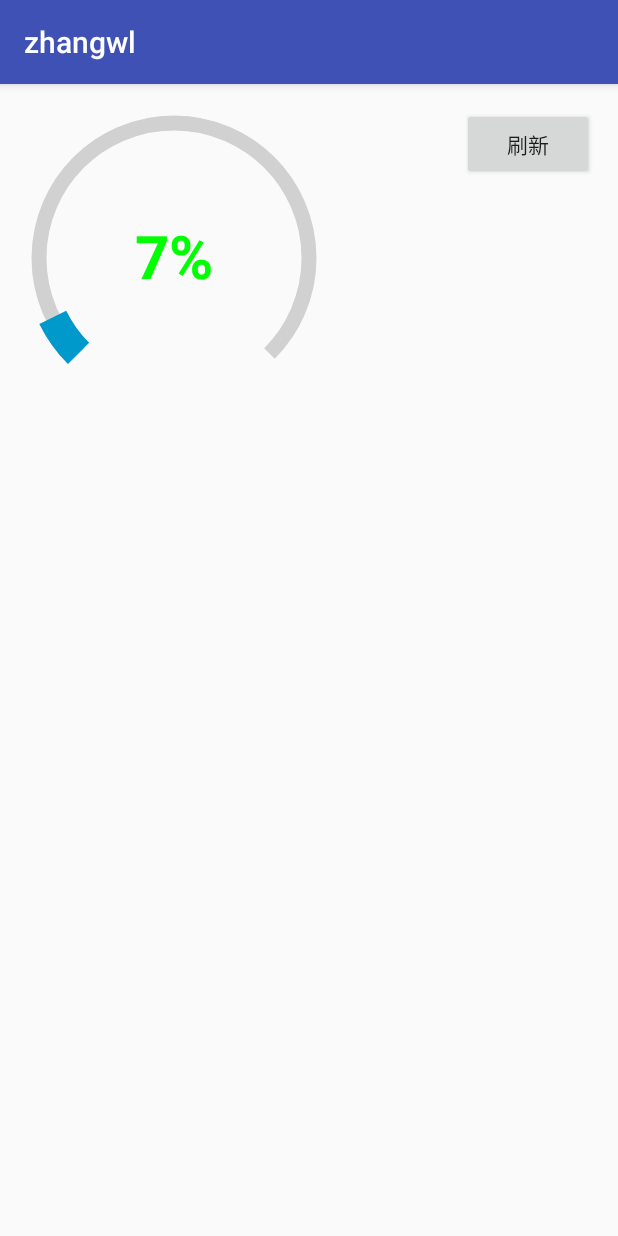
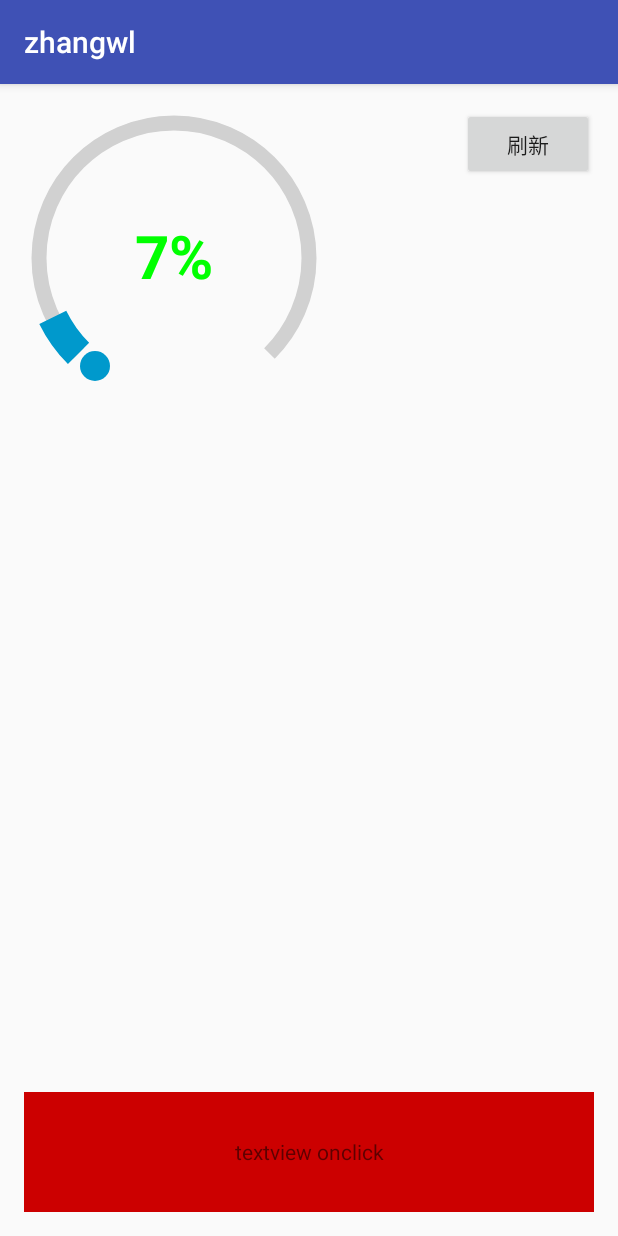
Before and after one commit to ShwoTimeNow/ProgressCircle, an Android app: the screen it shows after launch (MainActivity), on a phone screen of 412 x 824 dp. Run offline under Robolectric (Android 15) with nearby library versions, the phone set to English and light mode, and no system bars.

Commit message:
有进度条和百分比的圆环或圆形

```diff
--- a/app/src/main/java/com/weilongzhang/coder/zhangwl/MainActivity.java
+++ b/app/src/main/java/com/weilongzhang/coder/zhangwl/MainActivity.java
@@ -4,6 +4,8 @@ import android.os.Bundle;
 import android.support.v7.app.AppCompatActivity;
 import android.util.Log;
 import android.view.View;
+import android.widget.TextView;
+import android.widget.Toast;
 
 import com.weilongzhang.coder.zhangwl.customview.ProgressCircle;
 import com.weilongzhang.coder.zhangwl.customview.ProgressCircle.OnProgressChangeListener;
@@ -11,11 +13,19 @@ import com.weilongzhang.coder.zhangwl.customview.ProgressCircle.OnProgressChange
 public class MainActivity extends AppCompatActivity {
 
     private ProgressCircle progressCircle;
+    private TextView textView;
 
     @Override
     protected void onCreate(Bundle savedInstanceState) {
         super.onCreate(savedInstanceState);
         setContentView(R.layout.activity_main);
+        textView =  (TextView) this.findViewById(R.id.tv_onclick);
+        textView.setOnClickListener(new View.OnClickListener() {
+            @Override
+            public void onClick(View v) {
+                Toast.makeText(MainActivity.this,"textview click!!!",Toast.LENGTH_LONG).show();
+            }
+        });
         progressCircle = (ProgressCircle) this.findViewById(R.id.rp);
         progressCircle.setProgress(85);
         progressCircle.setCanAnimation(true);
--- a/app/src/main/java/com/weilongzhang/coder/zhangwl/customview/ProgressCircle.java
+++ b/app/src/main/java/com/weilongzhang/coder/zhangwl/customview/ProgressCircle.java
@@ -23,6 +23,7 @@ public class ProgressCircle extends View {
     private Paint bgCirclePaint;
     private Paint ftCirclePaint;
     private Paint textPaint;
+    private Paint ftCirclePaintArrow;
     //圆环的颜色
     private int roundColor;
     //圆环进度的颜色
@@ -60,9 +61,6 @@ public class ProgressCircle extends View {
 
     private OnProgressChangeListener onProgressChangeListener;
 
-
-
-
     public ProgressCircle(Context context) {
         this(context, null);
     }
@@ -91,6 +89,7 @@ public class ProgressCircle extends View {
         bgCirclePaint = new Paint();
         ftCirclePaint = new Paint();
         textPaint = new Paint();
+        ftCirclePaintArrow = new Paint();
         //文字画笔
         textPaint.setStrokeWidth(0);
         textPaint.setColor(textColor);
@@ -105,9 +104,9 @@ public class ProgressCircle extends View {
         ftCirclePaint.setStrokeWidth(frontRoundWidth); //设置圆环的宽度
         ftCirclePaint.setColor(roundProgressColor);  //设置进度的颜色
 
+        ftCirclePaintArrow.setColor(roundProgressColor);
+        ftCirclePaintArrow.setStyle(Paint.Style.FILL);
         mTypedArray.recycle();
-
-
     }
 
     @Override
@@ -158,6 +157,14 @@ public class ProgressCircle extends View {
                 break;
             }
         }
+        //进度条最前面的圆形图
+        int angle = (int) (startAngle + sweepAngle * progress/max);
+        int smallCircleY = (int) ((center - frontRoundWidth/2)*Math.sin(angle));
+        int smallCircleX = (int) ((center - frontRoundWidth/2)*Math.cos(angle));
+        canvas.translate(center,center);
+        canvas.drawCircle(smallCircleX,smallCircleY,frontRoundWidth/2,ftCirclePaintArrow);
+        canvas.translate(-center,-center);
+
         if (canAnimation){
             if (startValue >= defaultProgress){
                 if (onProgressChangeListener!=null){
--- a/app/src/main/res/layout/activity_main.xml
+++ b/app/src/main/res/layout/activity_main.xml
@@ -32,4 +32,14 @@
         android_custom:shape="ARC"
         android_custom:startAngle="135"
         android_custom:sweepAngle="270"/>
+    <TextView
+        android:id="@+id/tv_onclick"
+        android:layout_alignParentBottom="true"
+        android:layout_width="match_parent"
+        android:text="textview onclick"
+        android:gravity="center"
+        android:clickable="false"
+        android:background="@android:color/holo_red_dark"
+        android:layout_height="80dp"/>
+
 </RelativeLayout>
```
